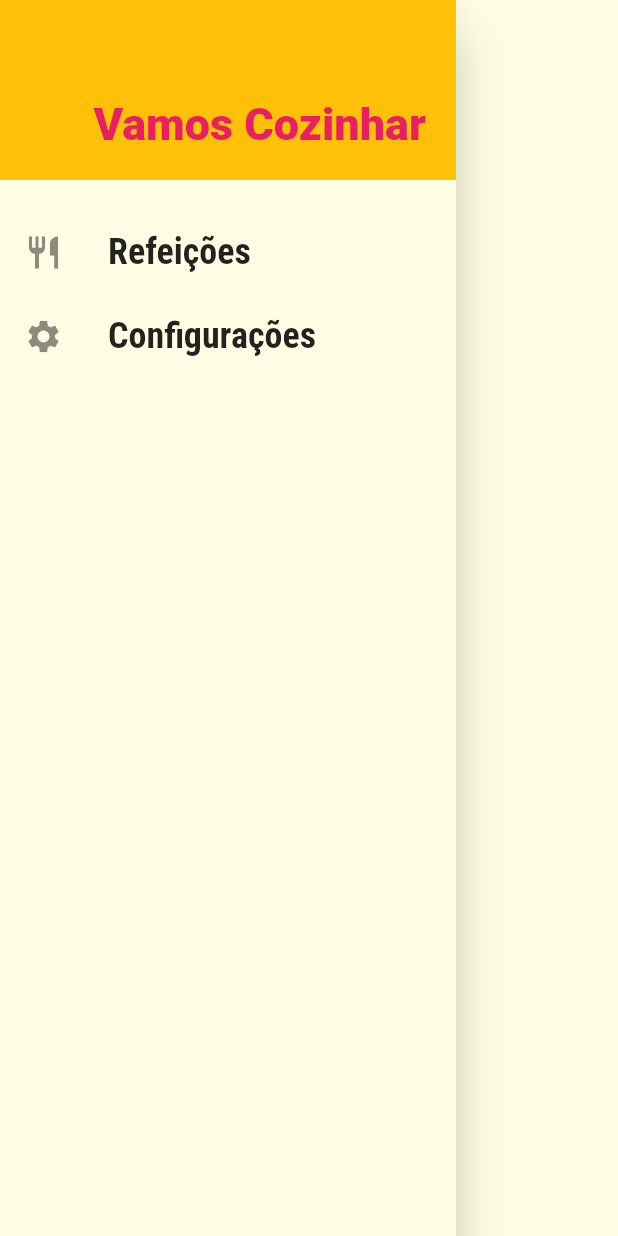
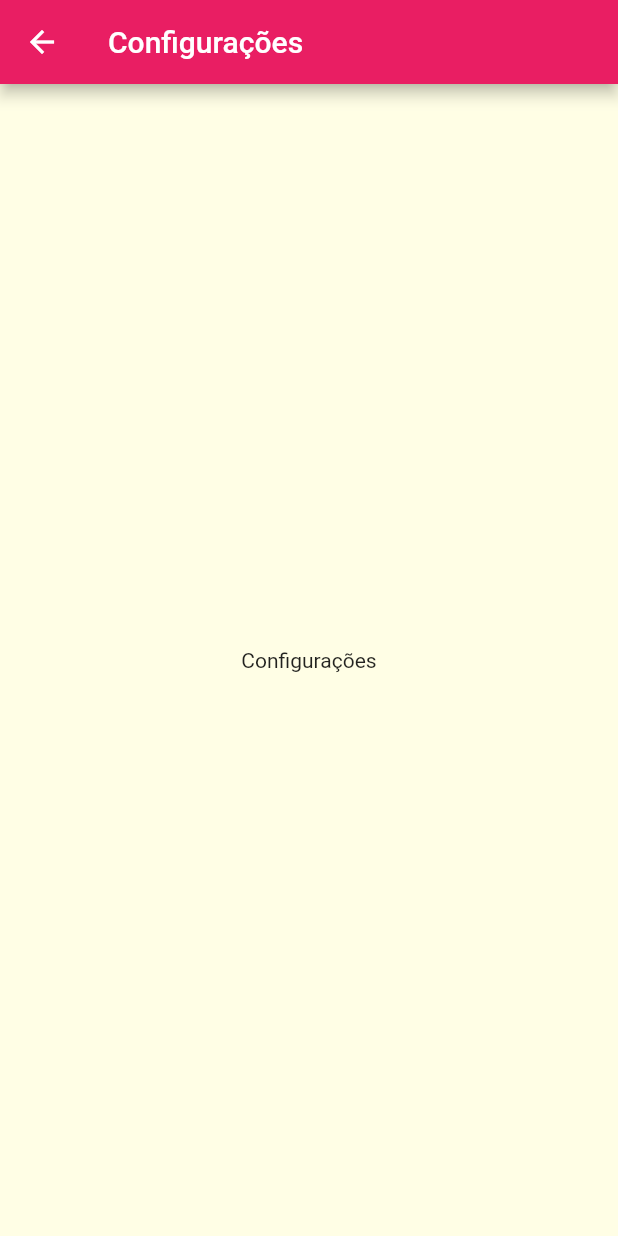
Before and after one commit to giovanizaghi/app_food_flutter, a Flutter app: the MainDrawer widget shown alone on an empty page, opened directly, after a tap on "Configurações", on a phone screen of 412 x 824 dp. Run offline on Flutter 3.47's test engine with Material 2 defaults, Android fonts, the phone set to English and light mode, and no system bars; network calls fail; Roboto replaces fonts that are missing (Ralewaay).

Commit message:
Criação de items do drawer e nova tela de configuração (em branco_

```diff
--- a/lib/components/mainDrawer.dart
+++ b/lib/components/mainDrawer.dart
@@ -1,7 +1,8 @@
+import 'package:app_food_flutter/utils/appRoutes.dart';
 import 'package:flutter/material.dart';
 
 class MainDrawer extends StatelessWidget {
-  Widget _createItem(IconData icon, String label) {
+  Widget _createItem(IconData icon, String label, Function onTap) {
     return ListTile(
       leading: Icon(
         icon,
@@ -15,7 +16,7 @@ class MainDrawer extends StatelessWidget {
           fontWeight: FontWeight.bold,
         ),
       ),
-      onTap: () {},
+      onTap: onTap,
     );
   }
 
@@ -39,8 +40,16 @@ class MainDrawer extends StatelessWidget {
             ),
           ),
           SizedBox(height: 20),
-          _createItem(Icons.restaurant, "Refeições"),
-          _createItem(Icons.settings, "Configurações")
+          _createItem(
+            Icons.restaurant,
+            "Refeições",
+            () => Navigator.of(context).pushNamed(AppRoutes.HOME),
+          ),
+          _createItem(
+            Icons.settings,
+            "Configurações",
+            () => Navigator.of(context).pushNamed(AppRoutes.SETTINGS),
+          )
         ],
       ),
     );
--- a/lib/main.dart
+++ b/lib/main.dart
@@ -1,6 +1,6 @@
 import 'package:app_food_flutter/screens/categoriesMealsScreen.dart';
-import 'package:app_food_flutter/screens/categoriesScreen.dart';
 import 'package:app_food_flutter/screens/mealDetailScreen.dart';
+import 'package:app_food_flutter/screens/settingsScreen.dart';
 import 'package:app_food_flutter/screens/tabsScreen.dart';
 import 'package:app_food_flutter/utils/appRoutes.dart';
 import 'package:flutter/material.dart';
@@ -28,6 +28,7 @@ class MyApp extends StatelessWidget {
         AppRoutes.HOME: (ctx) => TabsScreen(),
         AppRoutes.CATEGORIES_MEALS: (ctx) => CategoriesMealsScreen(),
         AppRoutes.MEAL_DETAIL: (ctx) => MealDetailScreen(),
+        AppRoutes.SETTINGS: (ctx) => SettingsScreen(),
       },
     );
   }
--- /dev/null
+++ b/lib/screens/settingsScreen.dart
@@ -0,0 +1,13 @@
+import 'package:flutter/material.dart';
+
+class SettingsScreen extends StatelessWidget {
+  @override
+  Widget build(BuildContext context) {
+    return Scaffold(
+      appBar: AppBar(title: Text("Configurações")),
+      body: Center(
+        child: Text("Configurações"),
+      ),
+    );
+  }
+}
--- a/lib/utils/appRoutes.dart
+++ b/lib/utils/appRoutes.dart
@@ -2,4 +2,5 @@ class AppRoutes {
   static const HOME = '/';
   static const CATEGORIES_MEALS = '/categories-meals';
   static const MEAL_DETAIL = '/meal-detail';
+  static const SETTINGS = '/settings';
 }
```
